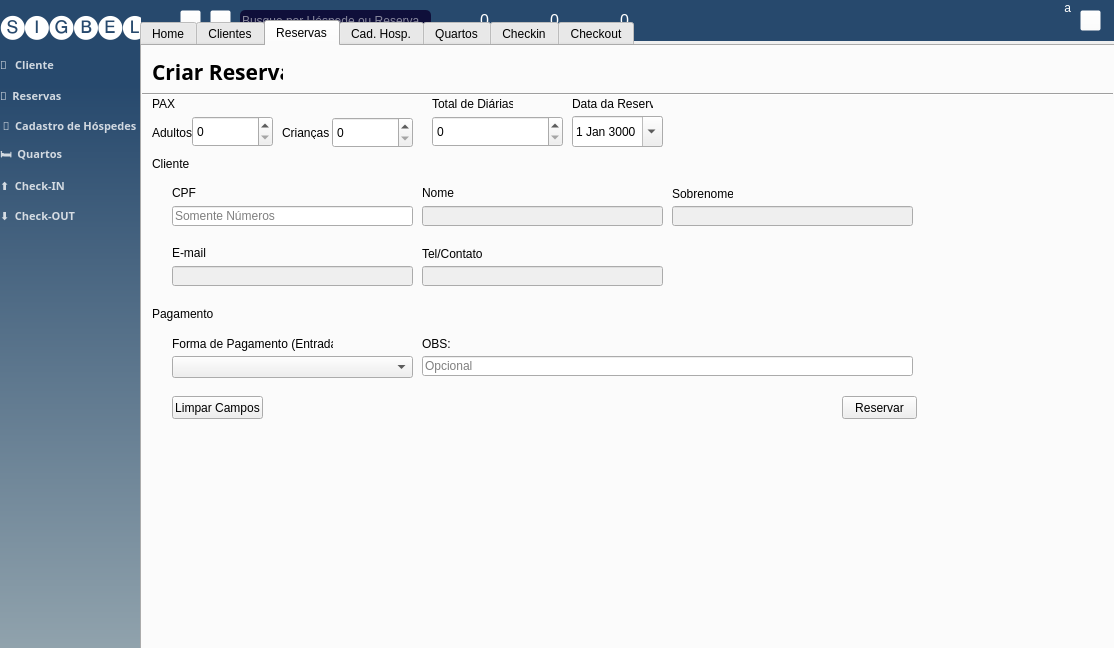
Old version of the form styles/main_window.ui in the repository Sigbel/booking-manager.
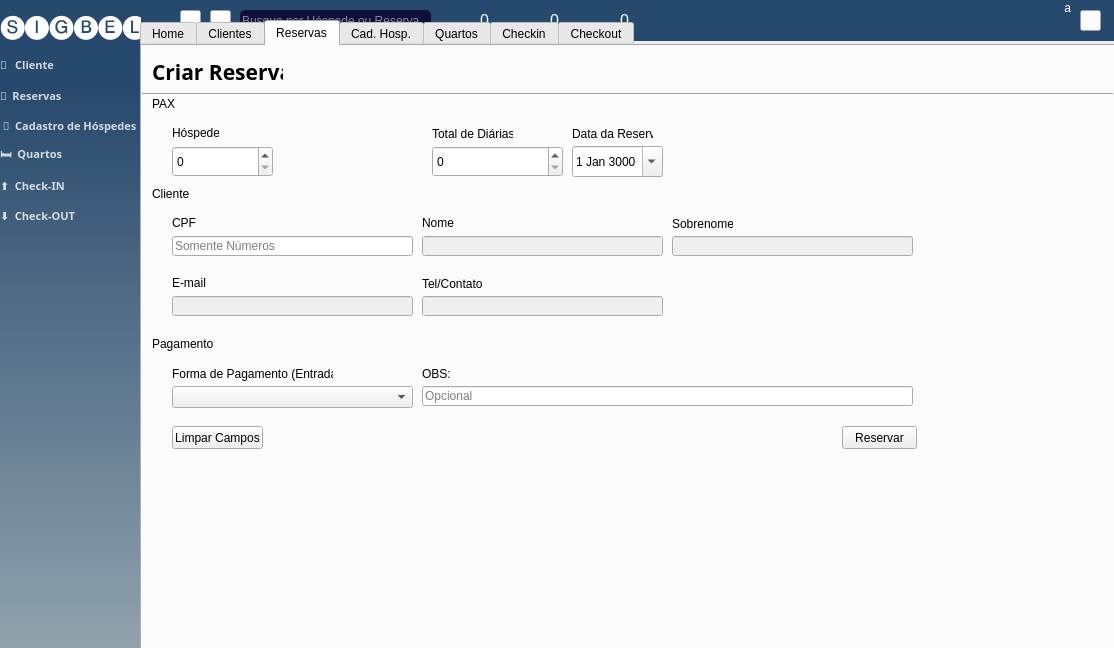
New version of the form. The open tabs and pages were chosen to show the change. Icons and pictures are not drawn.

Commit message: [Henrique] - Melhorias no campo reservas

Diff of the .ui file:
```diff
--- a/styles/main_window.ui
+++ b/styles/main_window.ui
@@ -1225,7 +1225,7 @@
       <property name="geometry">
        <rect>
         <x>290</x>
-        <y>50</y>
+        <y>80</y>
         <width>81</width>
         <height>16</height>
        </rect>
@@ -1238,7 +1238,7 @@
       <property name="geometry">
        <rect>
         <x>10</x>
-        <y>110</y>
+        <y>140</y>
         <width>71</width>
         <height>16</height>
        </rect>
@@ -1251,7 +1251,7 @@
       <property name="geometry">
        <rect>
         <x>280</x>
-        <y>140</y>
+        <y>170</y>
         <width>47</width>
         <height>13</height>
        </rect>
@@ -1267,7 +1267,7 @@
       <property name="geometry">
        <rect>
         <x>280</x>
-        <y>160</y>
+        <y>190</y>
         <width>241</width>
         <height>20</height>
        </rect>
@@ -1286,7 +1286,7 @@
       <property name="geometry">
        <rect>
         <x>530</x>
-        <y>160</y>
+        <y>190</y>
         <width>241</width>
         <height>20</height>
        </rect>
@@ -1299,7 +1299,7 @@
       <property name="geometry">
        <rect>
         <x>30</x>
-        <y>160</y>
+        <y>190</y>
         <width>241</width>
         <height>20</height>
        </rect>
@@ -1318,7 +1318,7 @@
       <property name="geometry">
        <rect>
         <x>30</x>
-        <y>220</y>
+        <y>250</y>
         <width>241</width>
         <height>20</height>
        </rect>
@@ -1334,7 +1334,7 @@
       <property name="geometry">
        <rect>
         <x>280</x>
-        <y>220</y>
+        <y>250</y>
         <width>241</width>
         <height>20</height>
        </rect>
@@ -1347,7 +1347,7 @@
       <property name="geometry">
        <rect>
         <x>530</x>
-        <y>140</y>
+        <y>170</y>
         <width>61</width>
         <height>16</height>
        </rect>
@@ -1360,7 +1360,7 @@
       <property name="geometry">
        <rect>
         <x>30</x>
-        <y>140</y>
+        <y>170</y>
         <width>47</width>
         <height>13</height>
        </rect>
@@ -1373,7 +1373,7 @@
       <property name="geometry">
        <rect>
         <x>30</x>
-        <y>200</y>
+        <y>230</y>
         <width>47</width>
         <height>13</height>
        </rect>
@@ -1386,7 +1386,7 @@
       <property name="geometry">
        <rect>
         <x>280</x>
-        <y>200</y>
+        <y>230</y>
         <width>71</width>
         <height>16</height>
        </rect>
@@ -1399,7 +1399,7 @@
       <property name="geometry">
        <rect>
         <x>10</x>
-        <y>260</y>
+        <y>290</y>
         <width>71</width>
         <height>16</height>
        </rect>
@@ -1412,7 +1412,7 @@
       <property name="geometry">
        <rect>
         <x>30</x>
-        <y>290</y>
+        <y>320</y>
         <width>161</width>
         <height>16</height>
        </rect>
@@ -1425,7 +1425,7 @@
       <property name="geometry">
        <rect>
         <x>280</x>
-        <y>290</y>
+        <y>320</y>
         <width>111</width>
         <height>16</height>
        </rect>
@@ -1438,7 +1438,7 @@
       <property name="geometry">
        <rect>
         <x>280</x>
-        <y>310</y>
+        <y>340</y>
         <width>491</width>
         <height>20</height>
        </rect>
@@ -1451,7 +1451,7 @@
       <property name="geometry">
        <rect>
         <x>700</x>
-        <y>350</y>
+        <y>380</y>
         <width>75</width>
         <height>23</height>
        </rect>
@@ -1464,7 +1464,7 @@
       <property name="geometry">
        <rect>
         <x>430</x>
-        <y>50</y>
+        <y>80</y>
         <width>81</width>
         <height>16</height>
        </rect>
@@ -1477,7 +1477,7 @@
       <property name="geometry">
        <rect>
         <x>30</x>
-        <y>310</y>
+        <y>340</y>
         <width>241</width>
         <height>22</height>
        </rect>
@@ -1506,9 +1506,9 @@
      <widget class="QSpinBox" name="spin_adults">
       <property name="geometry">
        <rect>
-        <x>50</x>
-        <y>70</y>
-        <width>81</width>
+        <x>30</x>
+        <y>100</y>
+        <width>101</width>
         <height>31</height>
        </rect>
       </property>
@@ -1516,47 +1516,24 @@
        <enum>QAbstractSpinBox::DefaultStepType</enum>
       </property>
      </widget>
-     <widget class="QSpinBox" name="spin_children">
-      <property name="geometry">
-       <rect>
-        <x>190</x>
-        <y>71</y>
-        <width>81</width>
-        <height>31</height>
-       </rect>
-      </property>
-     </widget>
      <widget class="QLabel" name="label_8">
       <property name="geometry">
        <rect>
-        <x>10</x>
+        <x>30</x>
         <y>80</y>
         <width>47</width>
         <height>13</height>
        </rect>
       </property>
       <property name="text">
-       <string>Adultos</string>
-      </property>
-     </widget>
-     <widget class="QLabel" name="label_11">
-      <property name="geometry">
-       <rect>
-        <x>140</x>
-        <y>80</y>
-        <width>47</width>
-        <height>13</height>
-       </rect>
-      </property>
-      <property name="text">
-       <string>Crianças</string>
+       <string>Hóspedes</string>
       </property>
      </widget>
      <widget class="QPushButton" name="btn_clear_all_r">
       <property name="geometry">
        <rect>
         <x>30</x>
-        <y>350</y>
+        <y>380</y>
         <width>91</width>
         <height>23</height>
        </rect>
@@ -1569,7 +1546,7 @@
       <property name="geometry">
        <rect>
         <x>430</x>
-        <y>70</y>
+        <y>100</y>
         <width>91</width>
         <height>31</height>
        </rect>
@@ -1589,7 +1566,7 @@
       <property name="geometry">
        <rect>
         <x>290</x>
-        <y>70</y>
+        <y>100</y>
         <width>131</width>
         <height>31</height>
        </rect>
```
Left out of the diff: 2 changed lines with no effect on the pictures. The commit also changes 2 other files.
